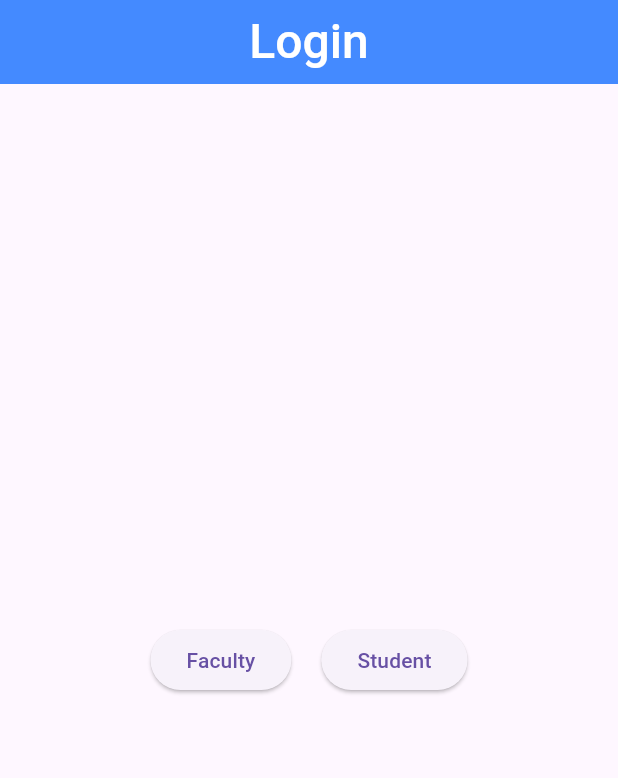
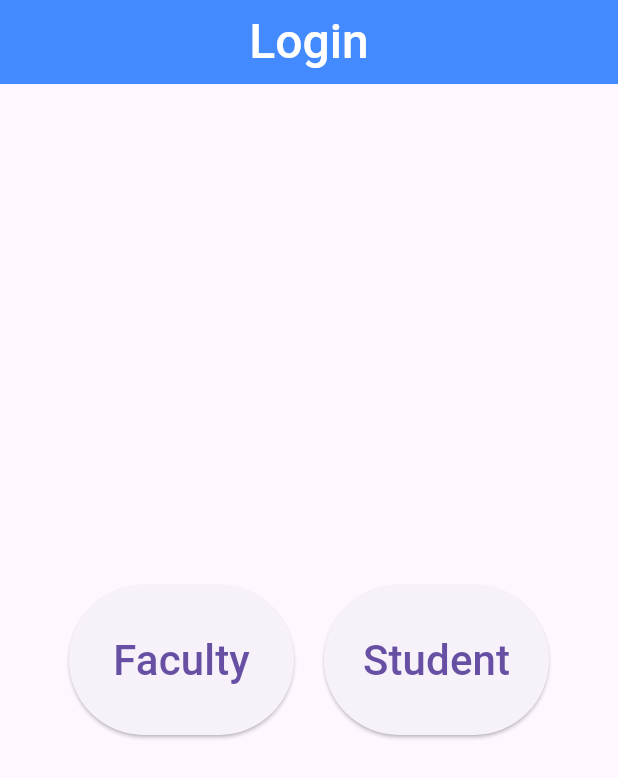
Before and after one commit to NUNNAVIJAYAKRISHNA/Event-Connect, a Flutter app: the screen it shows after launch, on a phone screen of 412 x 824 dp. Shown: the top 778 px of the screen. Run offline on Flutter 3.47's test engine with Material 3 defaults, Android fonts, the phone set to English and light mode, and no system bars.

```diff
--- a/lib/login_options.dart
+++ b/lib/login_options.dart
@@ -10,25 +10,32 @@ class LoginOptions extends StatelessWidget {
       child: Row(
         mainAxisAlignment: MainAxisAlignment.center,
         children: [
-          ElevatedButton(
-
+          SizedBox(
+            height: 100,
+            width: 150,
+            child: ElevatedButton(
               onPressed: () {
                 Navigator.push(
                   context,
                   MaterialPageRoute(builder: (context) => const FacultyLogin()),
                 );
               },
-            child: const Text('Faculty'),
+              child: const Text('Faculty', style: TextStyle(fontSize: 28)),
+            ),
           ),
           const SizedBox(width: 20),
-          ElevatedButton(
+          SizedBox(
+            height: 100,
+            width: 150,
+            child: ElevatedButton(
               onPressed: () {
                 Navigator.push(
                   context,
                   MaterialPageRoute(builder: (context) => const StudentLogin()),
                 );
               },
-            child: const Text('Student'),
+              child: const Text('Student', style: TextStyle(fontSize: 28)),
+            ),
           ),
         ],
       ),
--- a/lib/student_login.dart
+++ b/lib/student_login.dart
@@ -5,13 +5,6 @@ class StudentLogin extends StatelessWidget {
 
   @override
   Widget build(BuildContext context) {
-    return Scaffold(
-      appBar: AppBar(
-        title: const Text('Student Login'),
-      ),
-      body: const Center(
-        child: Text('Student Login Page'),
-      ),
-    );
+    return Scaffold();
   }
 }
```
Also changed, not shown: pubspec.yaml (+4 -68 lines), pubspec.lock. Lines whose indentation alone changed are shown as unchanged.
